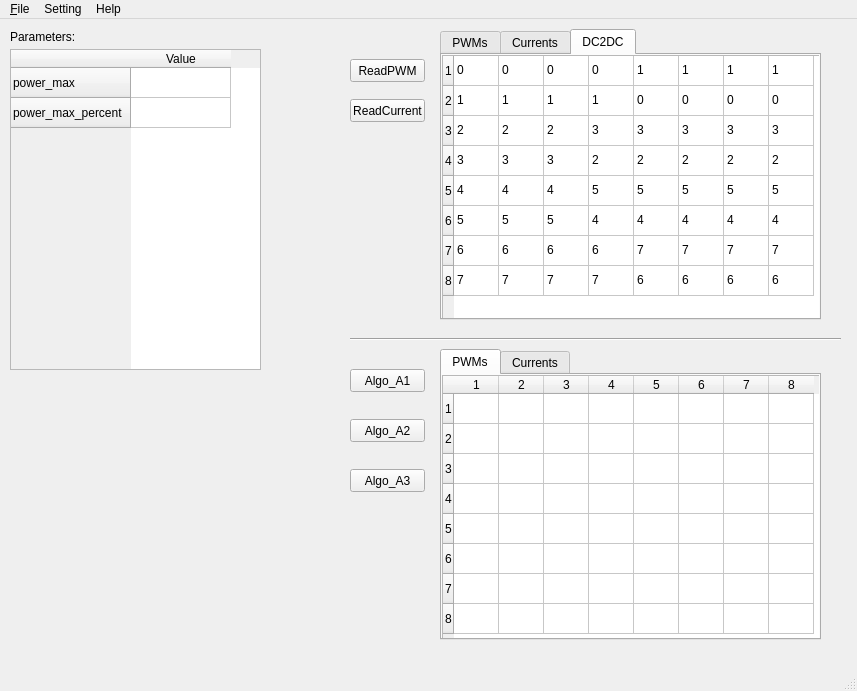
The window that twoFirst01/dimmingdebugger.ui (hooloong/gitpython) describes before a commit, drawn with Qt 5.
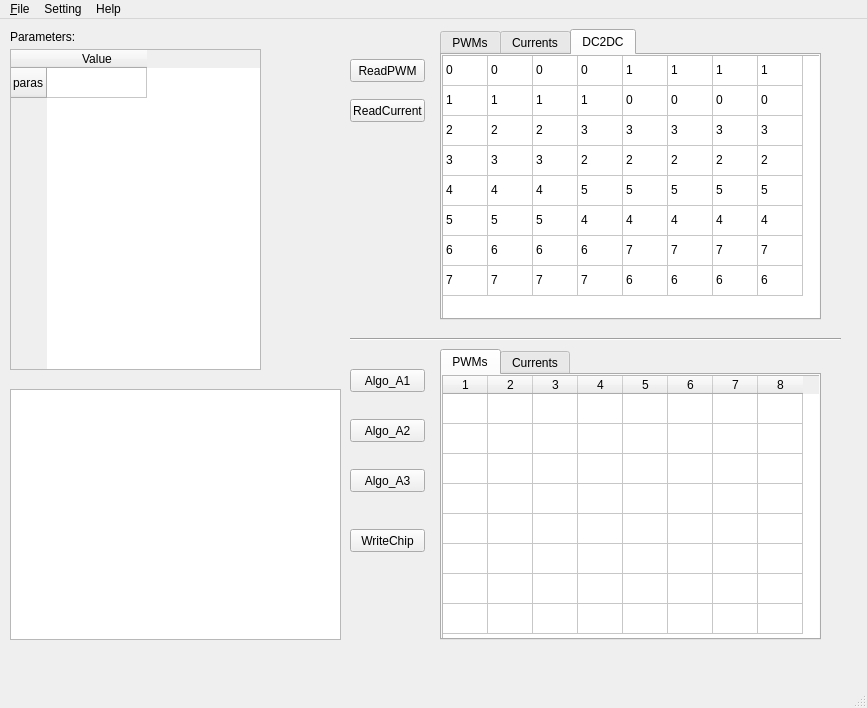
The same window after the commit. The open tabs and pages were chosen to show the change. Icons and pictures are not drawn.

Commit message: updated the algo part and graphic view

```diff
--- a/twoFirst01/dimmingdebugger.ui
+++ b/twoFirst01/dimmingdebugger.ui
@@ -6,8 +6,8 @@
    <rect>
     <x>0</x>
     <y>0</y>
-    <width>857</width>
-    <height>691</height>
+    <width>867</width>
+    <height>708</height>
    </rect>
   </property>
   <property name="windowTitle">
@@ -479,6 +479,9 @@
       <attribute name="horizontalHeaderDefaultSectionSize">
        <number>45</number>
       </attribute>
+      <attribute name="verticalHeaderVisible">
+       <bool>false</bool>
+      </attribute>
       <attribute name="verticalHeaderHighlightSections">
        <bool>false</bool>
       </attribute>
@@ -884,6 +887,12 @@
       <attribute name="horizontalHeaderMinimumSectionSize">
        <number>21</number>
       </attribute>
+      <attribute name="verticalHeaderVisible">
+       <bool>false</bool>
+      </attribute>
+      <attribute name="verticalHeaderHighlightSections">
+       <bool>false</bool>
+      </attribute>
       <row/>
       <row/>
       <row/>
@@ -1006,12 +1015,7 @@
     </property>
     <row>
      <property name="text">
-      <string>power_max</string>
-     </property>
-    </row>
-    <row>
-     <property name="text">
-      <string>power_max_percent</string>
+      <string>paras</string>
      </property>
     </row>
     <column>
@@ -1033,13 +1037,36 @@
      <string>Parameters:</string>
     </property>
    </widget>
+   <widget class="QPushButton" name="pushButton_write">
+    <property name="geometry">
+     <rect>
+      <x>350</x>
+      <y>510</y>
+      <width>75</width>
+      <height>23</height>
+     </rect>
+    </property>
+    <property name="text">
+     <string>WriteChip</string>
+    </property>
+   </widget>
+   <widget class="QGraphicsView" name="graphicsView">
+    <property name="geometry">
+     <rect>
+      <x>10</x>
+      <y>370</y>
+      <width>331</width>
+      <height>251</height>
+     </rect>
+    </property>
+   </widget>
   </widget>
   <widget class="QMenuBar" name="menubar">
    <property name="geometry">
     <rect>
      <x>0</x>
      <y>0</y>
-     <width>857</width>
+     <width>867</width>
      <height>23</height>
     </rect>
    </property>
```
Left out of the diff: 8 changed lines with no effect on the pictures. The commit also changes 1 other file.
